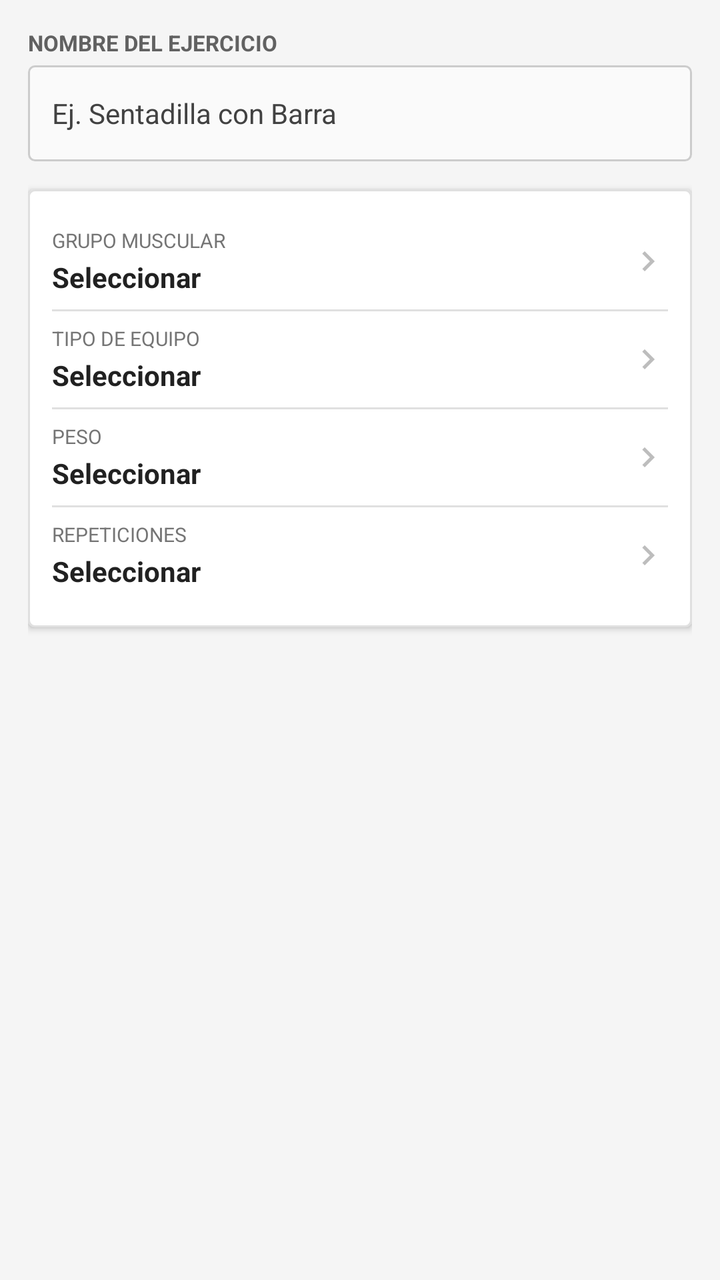
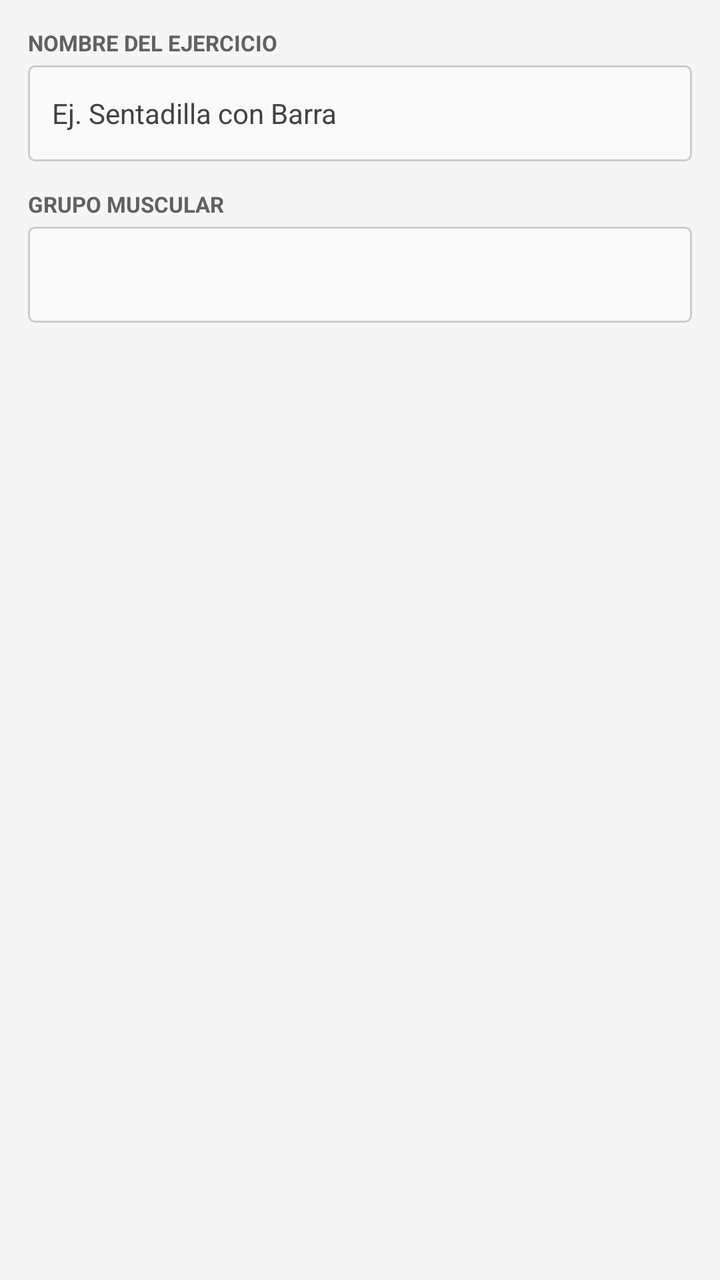

The first picture is an Android layout as it rendered before a commit; the second is the same layout after the commit. The layout source and the unified diff follow.
<!-- AndroidManifest.xml: application theme Theme.FitTrackAndroid -->
<!-- res/layout/fragment_crear_ejercicio.xml -->
<?xml version="1.0" encoding="utf-8"?>
<FrameLayout xmlns:android="http://schemas.android.com/apk/res/android"
    xmlns:app="http://schemas.android.com/apk/res-auto"
    android:id="@+id/layoutCrearEjercicio"
    android:layout_width="match_parent"
    android:layout_height="match_parent"
    android:background="@color/colorBackground">

    <ScrollView
        android:id="@+id/svCrearEjercicio"
        android:layout_width="match_parent"
        android:layout_height="match_parent"
        android:fillViewport="true"
        android:scrollbars="none">

        <LinearLayout
            android:id="@+id/layoutContenidoCrearEjercicio"
            android:layout_width="match_parent"
            android:layout_height="wrap_content"
            android:orientation="vertical"
            android:padding="@dimen/spacing_lg">

            
            <TextView
                android:id="@+id/tvLabelNombreEjercicio"
                android:layout_width="wrap_content"
                android:layout_height="wrap_content"
                android:text="@string/tvLabelNombreEjercicio"
                android:textColor="@color/colorTextSecondary"
                android:textSize="11sp"
                android:textStyle="bold" />

            <EditText
                android:id="@+id/etNombreEjercicio"
                android:layout_width="match_parent"
                android:layout_height="@dimen/button_height_standard"
                android:layout_marginTop="@dimen/spacing_xs"
                android:autofillHints="name"
                android:background="@drawable/bg_input"
                android:hint="@string/etNombreEjercicio_hint"
                android:inputType="textCapWords"
                android:maxLines="1"
                android:paddingHorizontal="@dimen/spacing_md"
                android:singleLine="true"
                android:textColor="@color/colorTextPrimary"
                android:textColorHint="@color/colorTextStrong"
                android:textSize="14sp" />

            <TextView
                android:id="@+id/tvErrorNombreEjercicio"
                android:layout_width="match_parent"
                android:layout_height="wrap_content"
                android:layout_marginTop="@dimen/spacing_xs"
                android:text="@string/tvErrorNombreEjercicio"
                android:textColor="@color/colorError"
                android:textSize="11sp"
                android:visibility="gone" />

            
            <LinearLayout
                android:id="@+id/cardCamposEjercicio"
                android:layout_width="match_parent"
                android:layout_height="wrap_content"
                android:layout_marginTop="@dimen/spacing_lg"
                android:background="@drawable/bg_card"
                android:elevation="@dimen/elevation_card"
                android:orientation="vertical"
                android:padding="@dimen/spacing_md">

                <LinearLayout
                    android:id="@+id/layoutCampoGrupoMuscular"
                    android:layout_width="match_parent"
                    android:layout_height="wrap_content"
                    android:clickable="true"
                    android:focusable="true"
                    android:gravity="center_vertical"
                    android:minHeight="48dp"
                    android:orientation="horizontal">

                    <LinearLayout
                        android:layout_width="0dp"
                        android:layout_height="wrap_content"
                        android:layout_weight="1"
                        android:orientation="vertical">

                        <TextView
                            android:id="@+id/tvLabelGrupoMuscular"
                            android:layout_width="match_parent"
                            android:layout_height="wrap_content"
                            android:text="@string/tvLabelGrupoMuscular"
                            android:textColor="@color/colorTextTertiary"
                            android:textSize="10sp" />

                        <TextView
                            android:id="@+id/tvValorGrupoMuscular"
                            android:layout_width="match_parent"
                            android:layout_height="wrap_content"
                            android:layout_marginTop="2dp"
                            android:text="@string/tvValorGrupoMuscular"
                            android:textColor="@color/colorTextPrimary"
                            android:textSize="14sp"
                            android:textStyle="bold" />
                    </LinearLayout>

                    <ImageView
                        android:id="@+id/imgChevronGrupoMuscular"
                        android:layout_width="20dp"
                        android:layout_height="20dp"
                        android:layout_marginStart="@dimen/spacing_sm"
                        android:contentDescription="@string/cdGrupoMuscular"
                        android:scaleType="centerInside"
                        android:src="@drawable/ic_chevron_right"
                        app:tint="@color/colorIconSubtle" />
                </LinearLayout>

                <View
                    android:layout_width="match_parent"
                    android:layout_height="1dp"
                    android:background="@color/colorDivider" />

                <LinearLayout
                    android:id="@+id/layoutCampoTipoEquipo"
                    android:layout_width="match_parent"
                    android:layout_height="wrap_content"
                    android:clickable="true"
                    android:focusable="true"
                    android:gravity="center_vertical"
                    android:minHeight="48dp"
                    android:orientation="horizontal">

                    <LinearLayout
                        android:layout_width="0dp"
                        android:layout_height="wrap_content"
                        android:layout_weight="1"
                        android:orientation="vertical">

                        <TextView
                            android:id="@+id/tvLabelTipoEquipo"
                            android:layout_width="match_parent"
                            android:layout_height="wrap_content"
                            android:text="@string/tvLabelTipoEquipo"
                            android:textColor="@color/colorTextTertiary"
                            android:textSize="10sp" />

                        <TextView
                            android:id="@+id/tvValorTipoEquipo"
                            android:layout_width="match_parent"
                            android:layout_height="wrap_content"
                            android:layout_marginTop="2dp"
                            android:text="@string/tvValorTipoEquipo"
                            android:textColor="@color/colorTextPrimary"
                            android:textSize="14sp"
                            android:textStyle="bold" />
                    </LinearLayout>

                    <ImageView
                        android:id="@+id/imgChevronTipoEquipo"
                        android:layout_width="20dp"
                        android:layout_height="20dp"
                        android:layout_marginStart="@dimen/spacing_sm"
                        android:contentDescription="@string/cdTipoEquipo"
                        android:scaleType="centerInside"
                        android:src="@drawable/ic_chevron_right"
                        app:tint="@color/colorIconSubtle" />
                </LinearLayout>

                <View
                    android:layout_width="match_parent"
                    android:layout_height="1dp"
                    android:background="@color/colorDivider" />

                <LinearLayout
                    android:id="@+id/layoutCampoPeso"
                    android:layout_width="match_parent"
                    android:layout_height="wrap_content"
                    android:clickable="true"
                    android:focusable="true"
                    android:gravity="center_vertical"
                    android:minHeight="48dp"
                    android:orientation="horizontal">

                    <LinearLayout
                        android:layout_width="0dp"
                        android:layout_height="wrap_content"
                        android:layout_weight="1"
                        android:orientation="vertical">

                        <TextView
                            android:id="@+id/tvLabelPeso"
                            android:layout_width="match_parent"
                            android:layout_height="wrap_content"
                            android:text="@string/tvLabelPeso"
                            android:textColor="@color/colorTextTertiary"
                            android:textSize="10sp" />

                        <TextView
                            android:id="@+id/tvValorPeso"
                            android:layout_width="match_parent"
                            android:layout_height="wrap_content"
                            android:layout_marginTop="2dp"
                            android:text="@string/tvValorPeso"
                            android:textColor="@color/colorTextPrimary"
                            android:textSize="14sp"
                            android:textStyle="bold" />
                    </LinearLayout>

                    <ImageView
                        android:id="@+id/imgChevronPeso"
                        android:layout_width="20dp"
                        android:layout_height="20dp"
                        android:layout_marginStart="@dimen/spacing_sm"
                        android:contentDescription="@string/cdPeso"
                        android:scaleType="centerInside"
                        android:src="@drawable/ic_chevron_right"
                        app:tint="@color/colorIconSubtle" />
                </LinearLayout>

                <View
                    android:layout_width="match_parent"
                    android:layout_height="1dp"
                    android:background="@color/colorDivider" />

                <LinearLayout
                    android:id="@+id/layoutCampoRepeticiones"
                    android:layout_width="match_parent"
                    android:layout_height="wrap_content"
                    android:clickable="true"
                    android:focusable="true"
                    android:gravity="center_vertical"
                    android:minHeight="48dp"
                    android:orientation="horizontal">

                    <LinearLayout
                        android:layout_width="0dp"
                        android:layout_height="wrap_content"
                        android:layout_weight="1"
                        android:orientation="vertical">

                        <TextView
                            android:id="@+id/tvLabelRepeticiones"
                            android:layout_width="match_parent"
                            android:layout_height="wrap_content"
                            android:text="@string/tvLabelRepeticiones"
                            android:textColor="@color/colorTextTertiary"
                            android:textSize="10sp" />

                        <TextView
                            android:id="@+id/tvValorRepeticiones"
                            android:layout_width="match_parent"
                            android:layout_height="wrap_content"
                            android:layout_marginTop="2dp"
                            android:text="@string/tvValorRepeticiones"
                            android:textColor="@color/colorTextPrimary"
                            android:textSize="14sp"
                            android:textStyle="bold" />
                    </LinearLayout>

                    <ImageView
                        android:id="@+id/imgChevronRepeticiones"
                        android:layout_width="20dp"
                        android:layout_height="20dp"
                        android:layout_marginStart="@dimen/spacing_sm"
                        android:contentDescription="@string/cdRepeticiones"
                        android:scaleType="centerInside"
                        android:src="@drawable/ic_chevron_right"
                        app:tint="@color/colorIconSubtle" />
                </LinearLayout>
            </LinearLayout>

            <Space
                android:layout_width="match_parent"
                android:layout_height="@dimen/spacing_xxl" />
        </LinearLayout>
    </ScrollView>
</FrameLayout>
<!-- resources referenced by this layout -->
<resources>
  <color name="colorBackground">#F5F5F5</color>
  <color name="colorDivider">#FFE0E0E0</color>
  <color name="colorError">#FFD32F2F</color>
  <color name="colorIconSubtle">#FFBDBDBD</color>
  <color name="colorTextPrimary">#FF212121</color>
  <color name="colorTextSecondary">#FF616161</color>
  <color name="colorTextStrong">#FF424242</color>
  <color name="colorTextTertiary">#FF757575</color>
  <dimen name="button_height_standard">48dp</dimen>
  <dimen name="elevation_card">2dp</dimen>
  <dimen name="spacing_lg">14dp</dimen>
  <dimen name="spacing_md">12dp</dimen>
  <dimen name="spacing_sm">8dp</dimen>
  <dimen name="spacing_xs">4dp</dimen>
  <dimen name="spacing_xxl">24dp</dimen>
  <!-- drawable bg_card (drawable) -->
  <?xml version="1.0" encoding="utf-8"?>
  <shape xmlns:android="http://schemas.android.com/apk/res/android"
      android:shape="rectangle">
      <solid android:color="@color/colorSurface" />
      <stroke
          android:width="1dp"
          android:color="@color/colorDivider" />
      <corners android:radius="@dimen/corner_radius_default" />
  </shape>
  <!-- drawable bg_input (drawable) -->
  <?xml version="1.0" encoding="utf-8"?>
  <selector xmlns:android="http://schemas.android.com/apk/res/android">
      <item android:state_focused="true" android:drawable="@drawable/bg_input_focused" />
      <item android:drawable="@drawable/bg_input_default" />
  </selector>
  <!-- drawable ic_chevron_right (drawable) -->
  <vector xmlns:android="http://schemas.android.com/apk/res/android"
      android:width="24dp"
      android:height="24dp"
      android:viewportWidth="24"
      android:viewportHeight="24">
      <path
          android:fillColor="#FF000000"
          android:pathData="M10,6L8.59,7.41 13.17,12l-4.58,4.59L10,18l6,-6z" />
  </vector>
  <string name="cdGrupoMuscular">Seleccionar grupo muscular</string>
  <string name="cdPeso">Seleccionar peso</string>
  <string name="cdRepeticiones">Seleccionar repeticiones</string>
  <string name="cdTipoEquipo">Seleccionar tipo de equipo</string>
  <string name="etNombreEjercicio_hint">Ej. Sentadilla con Barra</string>
  <string name="tvErrorNombreEjercicio">Ingresa el nombre del ejercicio</string>
  <string name="tvLabelGrupoMuscular">GRUPO MUSCULAR</string>
  <string name="tvLabelNombreEjercicio">NOMBRE DEL EJERCICIO</string>
  <string name="tvLabelPeso">PESO</string>
  <string name="tvLabelRepeticiones">REPETICIONES</string>
  <string name="tvLabelTipoEquipo">TIPO DE EQUIPO</string>
  <string name="tvValorGrupoMuscular">Seleccionar</string>
  <string name="tvValorPeso">Seleccionar</string>
  <string name="tvValorRepeticiones">Seleccionar</string>
  <string name="tvValorTipoEquipo">Seleccionar</string>
  <style name="Theme.FitTrackAndroid" parent="Base.Theme.FitTrackAndroid" />
  <color name="colorSurface">#FFFFFFFF</color>
  <dimen name="corner_radius_default">3dp</dimen>
  <!-- drawable bg_input_focused (drawable) -->
  <?xml version="1.0" encoding="utf-8"?>
  <shape xmlns:android="http://schemas.android.com/apk/res/android"
      android:shape="rectangle">
      <solid android:color="@color/colorSurface" />
      <stroke
          android:width="2dp"
          android:color="@color/colorPrimary" />
      <corners android:radius="@dimen/corner_radius_default" />
  </shape>
  <!-- drawable bg_input_default (drawable) -->
  <?xml version="1.0" encoding="utf-8"?>
  <shape xmlns:android="http://schemas.android.com/apk/res/android"
      android:shape="rectangle">
      <solid android:color="@color/colorSurfaceSecondary" />
      <stroke
          android:width="1dp"
          android:color="@color/colorBorder" />
      <corners android:radius="@dimen/corner_radius_default" />
  </shape>
  <color name="colorPrimary">#008577</color>
  <color name="colorSurfaceSecondary">#FFFAFAFA</color>
  <color name="colorBorder">#FFCCCCCC</color>
  <color name="colorPrimaryDark">#00574B</color>
  <color name="black">#FF000000</color>
  <color name="colorActionConfirm">#03DAC5</color>
  <!-- unchanged entries left out for length: 1 -->
</resources>

<!-- the commit's change to res/layout/fragment_crear_ejercicio.xml (unified diff, before → after) -->
@@ -1,6 +1,5 @@
 <?xml version="1.0" encoding="utf-8"?>
 <FrameLayout xmlns:android="http://schemas.android.com/apk/res/android"
-    xmlns:app="http://schemas.android.com/apk/res-auto"
     android:id="@+id/layoutCrearEjercicio"
     android:layout_width="match_parent"
     android:layout_height="match_parent"
@@ -57,215 +56,44 @@
                 android:visibility="gone" />
 
             
-            <LinearLayout
-                android:id="@+id/cardCamposEjercicio"
+            <TextView
+                android:id="@+id/tvLabelGrupoMuscular"
+                android:layout_width="wrap_content"
+                android:layout_height="wrap_content"
+                android:layout_marginTop="@dimen/spacing_lg"
+                android:text="@string/tvLabelGrupoMuscular"
+                android:textColor="@color/colorTextSecondary"
+                android:textSize="11sp"
+                android:textStyle="bold" />
+
+            <Spinner
+                android:id="@+id/spGrupoMuscular"
+                android:layout_width="match_parent"
+                android:layout_height="@dimen/button_height_standard"
+                android:layout_marginTop="@dimen/spacing_xs"
+                android:background="@drawable/bg_input"
+                android:paddingHorizontal="@dimen/spacing_md"
+                android:spinnerMode="dropdown" />
+
+            <TextView
+                android:id="@+id/tvErrorGrupoMuscular"
                 android:layout_width="match_parent"
                 android:layout_height="wrap_content"
-                android:layout_marginTop="@dimen/spacing_lg"
-                android:background="@drawable/bg_card"
-                android:elevation="@dimen/elevation_card"
-                android:orientation="vertical"
-                android:padding="@dimen/spacing_md">
+                android:layout_marginTop="@dimen/spacing_xs"
+                android:text="@string/tvErrorGrupoMuscular"
+                android:textColor="@color/colorError"
+                android:textSize="11sp"
+                android:visibility="gone" />
 
-                <LinearLayout
-                    android:id="@+id/layoutCampoGrupoMuscular"
-                    android:layout_width="match_parent"
-                    android:layout_height="wrap_content"
-                    android:clickable="true"
-                    android:focusable="true"
-                    android:gravity="center_vertical"
-                    android:minHeight="48dp"
-                    android:orientation="horizontal">
-
-                    <LinearLayout
-                        android:layout_width="0dp"
-                        android:layout_height="wrap_content"
-                        android:layout_weight="1"
-                        android:orientation="vertical">
-
-                        <TextView
-                            android:id="@+id/tvLabelGrupoMuscular"
-                            android:layout_width="match_parent"
-                            android:layout_height="wrap_content"
-                            android:text="@string/tvLabelGrupoMuscular"
-                            android:textColor="@color/colorTextTertiary"
-                            android:textSize="10sp" />
-
-                        <TextView
-                            android:id="@+id/tvValorGrupoMuscular"
-                            android:layout_width="match_parent"
-                            android:layout_height="wrap_content"
-                            android:layout_marginTop="2dp"
-                            android:text="@string/tvValorGrupoMuscular"
-                            android:textColor="@color/colorTextPrimary"
-                            android:textSize="14sp"
-                            android:textStyle="bold" />
-                    </LinearLayout>
-
-                    <ImageView
-                        android:id="@+id/imgChevronGrupoMuscular"
-                        android:layout_width="20dp"
-                        android:layout_height="20dp"
-                        android:layout_marginStart="@dimen/spacing_sm"
-                        android:contentDescription="@string/cdGrupoMuscular"
-                        android:scaleType="centerInside"
-                        android:src="@drawable/ic_chevron_right"
-                        app:tint="@color/colorIconSubtle" />
-                </LinearLayout>
-
-                <View
-                    android:layout_width="match_parent"
-                    android:layout_height="1dp"
-                    android:background="@color/colorDivider" />
-
-                <LinearLayout
-                    android:id="@+id/layoutCampoTipoEquipo"
-                    android:layout_width="match_parent"
-                    android:layout_height="wrap_content"
-                    android:clickable="true"
-                    android:focusable="true"
-                    android:gravity="center_vertical"
-                    android:minHeight="48dp"
-                    android:orientation="horizontal">
-
-                    <LinearLayout
-                        android:layout_width="0dp"
-                        android:layout_height="wrap_content"
-                        android:layout_weight="1"
-                        android:orientation="vertical">
-
-                        <TextView
-                            android:id="@+id/tvLabelTipoEquipo"
-                            android:layout_width="match_parent"
-                            android:layout_height="wrap_content"
-                            android:text="@string/tvLabelTipoEquipo"
-                            android:textColor="@color/colorTextTertiary"
-                            android:textSize="10sp" />
-
-                        <TextView
-                            android:id="@+id/tvValorTipoEquipo"
-                            android:layout_width="match_parent"
-                            android:layout_height="wrap_content"
-                            android:layout_marginTop="2dp"
-                            android:text="@string/tvValorTipoEquipo"
-                            android:textColor="@color/colorTextPrimary"
-                            android:textSize="14sp"
-                            android:textStyle="bold" />
-                    </LinearLayout>
-
-                    <ImageView
-                        android:id="@+id/imgChevronTipoEquipo"
-                        android:layout_width="20dp"
-                        android:layout_height="20dp"
-                        android:layout_marginStart="@dimen/spacing_sm"
-                        android:contentDescription="@string/cdTipoEquipo"
-                        android:scaleType="centerInside"
-                        android:src="@drawable/ic_chevron_right"
-                        app:tint="@color/colorIconSubtle" />
-                </LinearLayout>
-
-                <View
-                    android:layout_width="match_parent"
-                    android:layout_height="1dp"
-                    android:background="@color/colorDivider" />
-
-                <LinearLayout
-                    android:id="@+id/layoutCampoPeso"
-                    android:layout_width="match_parent"
-                    android:layout_height="wrap_content"
-                    android:clickable="true"
-                    android:focusable="true"
-                    android:gravity="center_vertical"
-                    android:minHeight="48dp"
-                    android:orientation="horizontal">
-
-                    <LinearLayout
-                        android:layout_width="0dp"
-                        android:layout_height="wrap_content"
-                        android:layout_weight="1"
-                        android:orientation="vertical">
-
-                        <TextView
-                            android:id="@+id/tvLabelPeso"
-                            android:layout_width="match_parent"
-                            android:layout_height="wrap_content"
-                            android:text="@string/tvLabelPeso"
-                            android:textColor="@color/colorTextTertiary"
-                            android:textSize="10sp" />
-
-                        <TextView
-                            android:id="@+id/tvValorPeso"
-                            android:layout_width="match_parent"
-                            android:layout_height="wrap_content"
-                            android:layout_marginTop="2dp"
-                            android:text="@string/tvValorPeso"
-                            android:textColor="@color/colorTextPrimary"
-                            android:textSize="14sp"
-                            android:textStyle="bold" />
-                    </LinearLayout>
-
-                    <ImageView
-                        android:id="@+id/imgChevronPeso"
-                        android:layout_width="20dp"
-                        android:layout_height="20dp"
-                        android:layout_marginStart="@dimen/spacing_sm"
-                        android:contentDescription="@string/cdPeso"
-                        android:scaleType="centerInside"
-                        android:src="@drawable/ic_chevron_right"
-                        app:tint="@color/colorIconSubtle" />
-                </LinearLayout>
-
-                <View
-                    android:layout_width="match_parent"
-                    android:layout_height="1dp"
-                    android:background="@color/colorDivider" />
-
-                <LinearLayout
-                    android:id="@+id/layoutCampoRepeticiones"
-                    android:layout_width="match_parent"
-                    android:layout_height="wrap_content"
-                    android:clickable="true"
-                    android:focusable="true"
-                    android:gravity="center_vertical"
-                    android:minHeight="48dp"
-                    android:orientation="horizontal">
-
-                    <LinearLayout
-                        android:layout_width="0dp"
-                        android:layout_height="wrap_content"
-                        android:layout_weight="1"
-                        android:orientation="vertical">
-
-                        <TextView
-                            android:id="@+id/tvLabelRepeticiones"
-                            android:layout_width="match_parent"
-                            android:layout_height="wrap_content"
-                            android:text="@string/tvLabelRepeticiones"
-                            android:textColor="@color/colorTextTertiary"
-                            android:textSize="10sp" />
-
-                        <TextView
-                            android:id="@+id/tvValorRepeticiones"
-                            android:layout_width="match_parent"
-                            android:layout_height="wrap_content"
-                            android:layout_marginTop="2dp"
-                            android:text="@string/tvValorRepeticiones"
-                            android:textColor="@color/colorTextPrimary"
-                            android:textSize="14sp"
-                            android:textStyle="bold" />
-                    </LinearLayout>
-
-                    <ImageView
-                        android:id="@+id/imgChevronRepeticiones"
-                        android:layout_width="20dp"
-                        android:layout_height="20dp"
-                        android:layout_marginStart="@dimen/spacing_sm"
-                        android:contentDescription="@string/cdRepeticiones"
-                        android:scaleType="centerInside"
-                        android:src="@drawable/ic_chevron_right"
-                        app:tint="@color/colorIconSubtle" />
-                </LinearLayout>
-            </LinearLayout>
+            
+            <ProgressBar
+                android:id="@+id/pbGuardarEjercicio"
+                android:layout_width="wrap_content"
+                android:layout_height="wrap_content"
+                android:layout_gravity="center_horizontal"
+                android:layout_marginTop="@dimen/spacing_xl"
+                android:indeterminateTint="@color/colorPrimary"
+                android:visibility="gone" />
 
             <Space
                 android:layout_width="match_parent"
<!-- resource entries referenced after the edit -->
@@ -1,61 +1,27 @@
 <!-- resources referenced by this layout -->
 <resources>
   <color name="colorBackground">#F5F5F5</color>
-  <color name="colorDivider">#FFE0E0E0</color>
   <color name="colorError">#FFD32F2F</color>
-  <color name="colorIconSubtle">#FFBDBDBD</color>
   <color name="colorTextPrimary">#FF212121</color>
   <color name="colorTextSecondary">#FF616161</color>
   <color name="colorTextStrong">#FF424242</color>
-  <color name="colorTextTertiary">#FF757575</color>
   <dimen name="button_height_standard">48dp</dimen>
-  <dimen name="elevation_card">2dp</dimen>
   <dimen name="spacing_lg">14dp</dimen>
   <dimen name="spacing_md">12dp</dimen>
-  <dimen name="spacing_sm">8dp</dimen>
+  <dimen name="spacing_xl">16dp</dimen>
   <dimen name="spacing_xs">4dp</dimen>
   <dimen name="spacing_xxl">24dp</dimen>
-  <!-- drawable bg_card (drawable) -->
-  <?xml version="1.0" encoding="utf-8"?>
-  <shape xmlns:android="http://schemas.android.com/apk/res/android"
-      android:shape="rectangle">
-      <solid android:color="@color/colorSurface" />
-      <stroke
-          android:width="1dp"
-          android:color="@color/colorDivider" />
-      <corners android:radius="@dimen/corner_radius_default" />
-  </shape>
   <!-- drawable bg_input (drawable) -->
   <?xml version="1.0" encoding="utf-8"?>
   <selector xmlns:android="http://schemas.android.com/apk/res/android">
       <item android:state_focused="true" android:drawable="@drawable/bg_input_focused" />
       <item android:drawable="@drawable/bg_input_default" />
   </selector>
-  <!-- drawable ic_chevron_right (drawable) -->
-  <vector xmlns:android="http://schemas.android.com/apk/res/android"
-      android:width="24dp"
-      android:height="24dp"
-      android:viewportWidth="24"
-      android:viewportHeight="24">
-      <path
-          android:fillColor="#FF000000"
-          android:pathData="M10,6L8.59,7.41 13.17,12l-4.58,4.59L10,18l6,-6z" />
-  </vector>
-  <string name="cdGrupoMuscular">Seleccionar grupo muscular</string>
-  <string name="cdPeso">Seleccionar peso</string>
-  <string name="cdRepeticiones">Seleccionar repeticiones</string>
-  <string name="cdTipoEquipo">Seleccionar tipo de equipo</string>
   <string name="etNombreEjercicio_hint">Ej. Sentadilla con Barra</string>
+  <string name="tvErrorGrupoMuscular">Selecciona el grupo muscular</string>
   <string name="tvErrorNombreEjercicio">Ingresa el nombre del ejercicio</string>
   <string name="tvLabelGrupoMuscular">GRUPO MUSCULAR</string>
   <string name="tvLabelNombreEjercicio">NOMBRE DEL EJERCICIO</string>
-  <string name="tvLabelPeso">PESO</string>
-  <string name="tvLabelRepeticiones">REPETICIONES</string>
-  <string name="tvLabelTipoEquipo">TIPO DE EQUIPO</string>
-  <string name="tvValorGrupoMuscular">Seleccionar</string>
-  <string name="tvValorPeso">Seleccionar</string>
-  <string name="tvValorRepeticiones">Seleccionar</string>
-  <string name="tvValorTipoEquipo">Seleccionar</string>
   <style name="Theme.FitTrackAndroid" parent="Base.Theme.FitTrackAndroid" />
   <color name="colorSurface">#FFFFFFFF</color>
   <dimen name="corner_radius_default">3dp</dimen>
